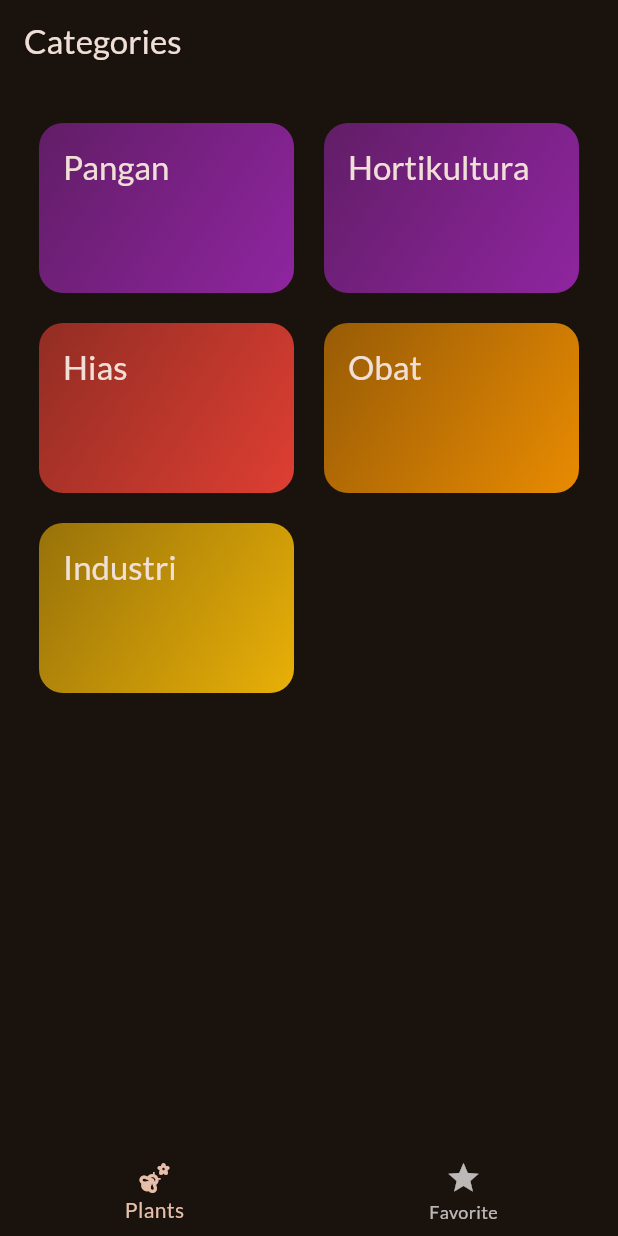
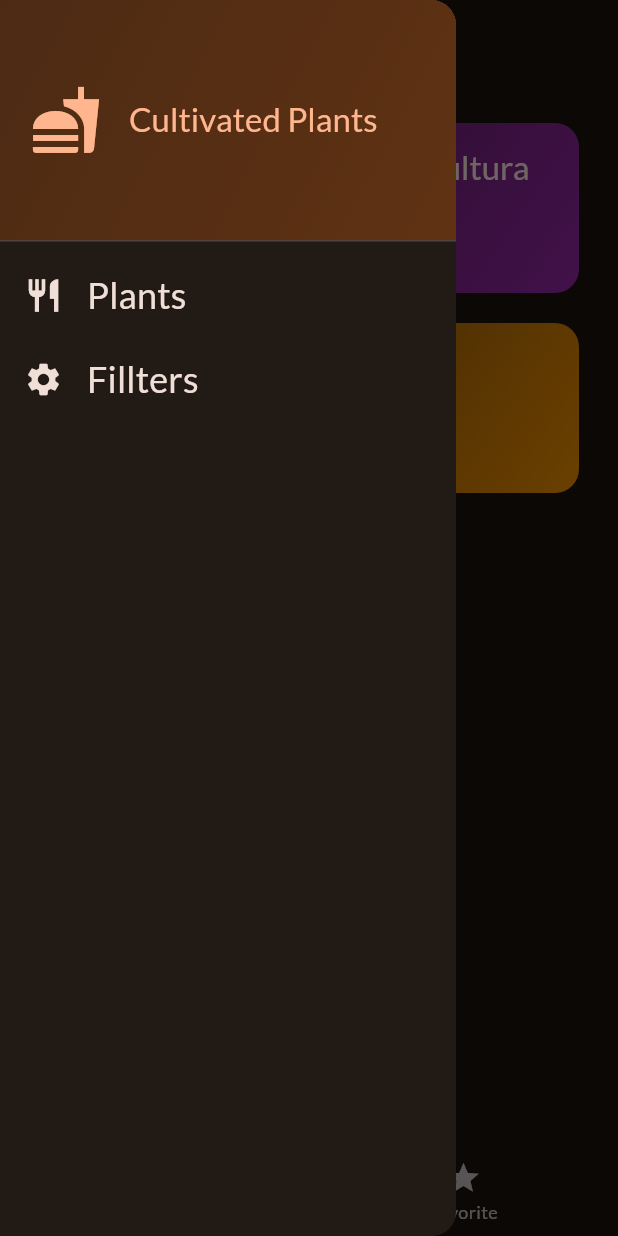
Before and after one commit to Navyrine/cultivated_plants_app, a Flutter app: the screen it shows after launch, with the side drawer open (before the commit the screen has no drawer), on a phone screen of 412 x 824 dp. Run offline on Flutter 3.47's test engine with Material 3 defaults, Android fonts, the light colour scheme and no system bars; our stand-ins replace google_fonts, transparent_image.

Commit message:
menambahkan drawer

```diff
--- a/lib/screen/home_screen.dart
+++ b/lib/screen/home_screen.dart
@@ -1,4 +1,5 @@
 import 'package:cultivated_plants_app/screen/categories_screen.dart';
+import 'package:cultivated_plants_app/widget/main_drawer.dart';
 import 'package:flutter/material.dart';
 
 class HomeScreen extends StatefulWidget
@@ -25,6 +26,14 @@ class _HomeScreenState extends State<HomeScreen>
     });
   }
 
+  void _selectedFilterScreen(String identifier) async
+  {
+    Navigator.of(context).pop();
+    if (identifier == "filters") {
+      print("filters");
+    }
+  }
+
   @override
   Widget build(BuildContext context) {
     Widget activeScreen = const CategoriesScreen();
@@ -34,6 +43,7 @@ class _HomeScreenState extends State<HomeScreen>
         title: Text(activePageTitle),
       ),
       body: activeScreen,
+      drawer: MainDrawer(onSelectedFilter: _selectedFilterScreen),
       bottomNavigationBar: BottomNavigationBar(
         currentIndex: _selectedScreenIndex,
         onTap: (index) {
--- /dev/null
+++ b/lib/widget/main_drawer.dart
@@ -0,0 +1,74 @@
+import 'package:flutter/material.dart';
+
+class MainDrawer extends StatelessWidget {
+  const MainDrawer({super.key, required this.onSelectedFilter});
+
+  final void Function(String identifier) onSelectedFilter;
+
+  @override
+  Widget build(BuildContext context) {
+    return Drawer(
+      child: Column(
+        children: [
+          DrawerHeader(
+            padding: const EdgeInsets.all(20),
+            decoration: BoxDecoration(
+                gradient: LinearGradient(colors: [
+              Theme.of(context).colorScheme.primaryContainer.withOpacity(0.55),
+              Theme.of(context).colorScheme.primaryContainer.withOpacity(0.8)
+            ], begin: Alignment.topLeft, end: Alignment.bottomRight)),
+            child: Row(
+              children: [
+                Icon(
+                  Icons.fastfood,
+                  size: 48,
+                  color: Theme.of(context).colorScheme.primary,
+                ),
+                const SizedBox(width: 18),
+                Text(
+                  "Cultivated Plants",
+                  style: Theme.of(context)
+                      .textTheme
+                      .titleLarge!
+                      .copyWith(color: Theme.of(context).colorScheme.primary),
+                )
+              ],
+            ),
+          ),
+          ListTile(
+            onTap: () {
+              onSelectedFilter("plants");
+            },
+            leading: Icon(
+              Icons.restaurant,
+              size: 26,
+              color: Theme.of(context).colorScheme.onBackground,
+            ),
+            title: Text(
+              "Plants",
+              style: Theme.of(context).textTheme.titleSmall!.copyWith(
+                  color: Theme.of(context).colorScheme.onBackground,
+                  fontSize: 24),
+            ),
+          ),
+          ListTile(
+            onTap: () {
+              onSelectedFilter("filters");
+            },
+            leading: Icon(
+              Icons.settings,
+              size: 26,
+              color: Theme.of(context).colorScheme.onBackground,
+            ),
+            title: Text(
+              "Fillters",
+              style: Theme.of(context).textTheme.titleSmall!.copyWith(
+                  color: Theme.of(context).colorScheme.onBackground,
+                  fontSize: 24),
+            ),
+          ),
+        ],
+      ),
+    );
+  }
+}
```
